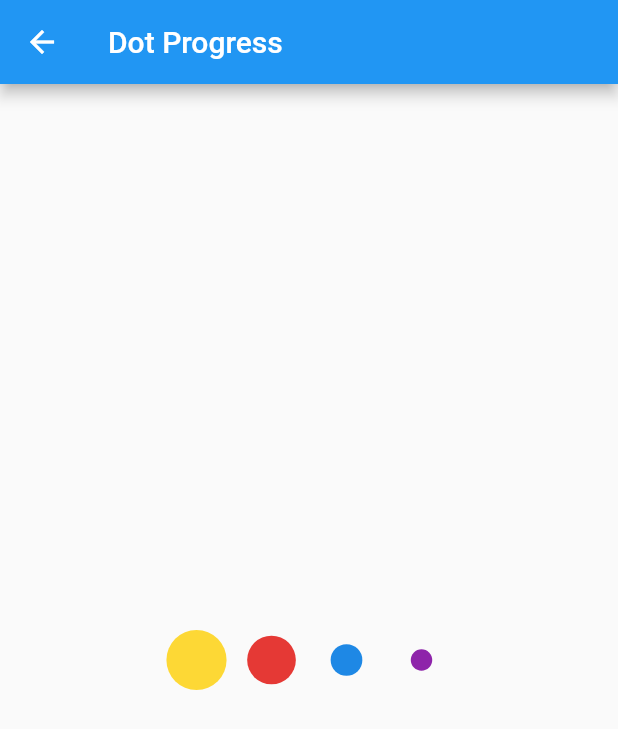
After one commit to islamdidarmd/flutter-playground, a Flutter app: the screen it shows after launch, after a tap on "Dot Progress", on a phone screen of 412 x 824 dp. The commit adds this screen. Shown: the top 729 px of the screen. Run offline on Flutter 3.47's test engine with Material 2 defaults, Android fonts, the light colour scheme and no system bars.

Commit message:
Add dot progress example

```diff
--- /dev/null
+++ b/lib/dot_progress/dot.dart
@@ -0,0 +1,63 @@
+import 'package:flutter/material.dart';
+
+import 'dot_paint.dart';
+
+class Dot extends StatefulWidget {
+  final Color color;
+  late final AnimationController animationController;
+
+  Dot({
+    super.key,
+    required this.color,
+  });
+
+  @override
+  State<Dot> createState() => _DotState();
+}
+
+class _DotState extends State<Dot> with SingleTickerProviderStateMixin {
+  late final Animation<double> _scaleAnimation;
+  late final Tween<double> _blurAnimation;
+
+  @override
+  void initState() {
+    super.initState();
+    widget.animationController =
+        AnimationController(duration: const Duration(seconds: 2), vsync: this);
+    _scaleAnimation = TweenSequence(
+      [
+        TweenSequenceItem(
+            tween: Tween<double>(begin: 1, end: .4)
+                .chain(CurveTween(curve: Curves.fastOutSlowIn)),
+            weight: 30),
+        TweenSequenceItem(
+            tween: Tween<double>(begin: .4, end: 1.5)
+                .chain(CurveTween(curve: Curves.fastOutSlowIn)),
+            weight: 40),
+        TweenSequenceItem(
+            tween: Tween<double>(begin: 1.5, end: 1)
+              ..chain(CurveTween(curve: Curves.fastOutSlowIn)),
+            weight: 30),
+      ],
+    ).animate(widget.animationController);
+  }
+
+  @override
+  void dispose() {
+    widget.animationController.dispose();
+    super.dispose();
+  }
+
+  @override
+  Widget build(BuildContext context) {
+    return Container(
+      height: 50,
+      width: 50,
+      padding: const EdgeInsets.all(16),
+      child: ScaleTransition(
+        scale: _scaleAnimation,
+        child: DotPaint(color: widget.color),
+      ),
+    );
+  }
+}
--- /dev/null
+++ b/lib/dot_progress/dot_paint.dart
@@ -0,0 +1,39 @@
+import 'package:flutter/material.dart';
+
+class DotPaint extends StatelessWidget {
+  final Color color;
+
+  const DotPaint({
+    super.key,
+    required this.color,
+  });
+
+  @override
+  Widget build(BuildContext context) {
+    return CustomPaint(
+      painter: _DotPainter(color: color),
+    );
+  }
+}
+
+class _DotPainter extends CustomPainter {
+  final Color color;
+  final _paint = Paint()..style = PaintingStyle.fill;
+
+  _DotPainter({
+    required this.color,
+  });
+
+  @override
+  void paint(Canvas canvas, Size size) {
+    final center = Offset(size.width / 2, size.height / 2);
+    _paint.color = color;
+
+    canvas.drawCircle(center, 16, _paint);
+  }
+
+  @override
+  bool shouldRepaint(covariant CustomPainter oldDelegate) {
+    return false;
+  }
+}
--- /dev/null
+++ b/lib/dot_progress/dot_progress.dart
@@ -0,0 +1,54 @@
+import 'package:flutter/material.dart';
+import 'dot.dart';
+
+class DotProgress extends StatefulWidget {
+  const DotProgress({super.key});
+
+  @override
+  State<DotProgress> createState() => _DotProgressState();
+}
+
+class _DotProgressState extends State<DotProgress>
+    with SingleTickerProviderStateMixin {
+  final dots = [
+    Dot(color: Colors.yellow[600]!),
+    Dot(color: Colors.red[600]!),
+    Dot(color: Colors.blue[600]!),
+    Dot(color: Colors.purple[600]!),
+  ];
+
+  @override
+  void initState() {
+    super.initState();
+    Future.forEach(dots, (dot) async {
+      await Future.delayed(const Duration(milliseconds: 100));
+      setState(() {
+        dot.animationController
+          ..forward()
+          ..addStatusListener((status) async {
+            if (status == AnimationStatus.completed) {
+              await Future.delayed(const Duration(milliseconds: 500));
+              if (mounted) {
+                dot.animationController
+                  ..reset()
+                  ..forward();
+              }
+            }
+          });
+      });
+    });
+  }
+
+  @override
+  Widget build(BuildContext context) {
+    return Scaffold(
+      appBar: AppBar(title: const Text("Dot Progress")),
+      body: Center(
+        child: Row(
+          mainAxisAlignment: MainAxisAlignment.center,
+          children: dots,
+        ),
+      ),
+    );
+  }
+}
--- a/lib/home/home_screen.dart
+++ b/lib/home/home_screen.dart
@@ -1,5 +1,6 @@
 import 'package:flutter/material.dart';
 import 'package:flutter_playground/custom_painter/custom_painter_screen.dart';
+import 'package:flutter_playground/dot_progress/dot_progress.dart';
 import 'package:flutter_playground/utils/navigation_utils.dart';
 
 import '../bottom_nav/bottom_nav_screen.dart';
@@ -38,6 +39,12 @@ class HomeScreen extends StatelessWidget {
               },
               child: const Text('Particles'),
             ),
+            ElevatedButton(
+              onPressed: () {
+                context.navigateTo(const DotProgress());
+              },
+              child: const Text('Dot Progress'),
+            ),
           ],
         ),
       ),
```
Also changed, not shown: lib/dot_progress/demo.gif (added), 2 other files.
